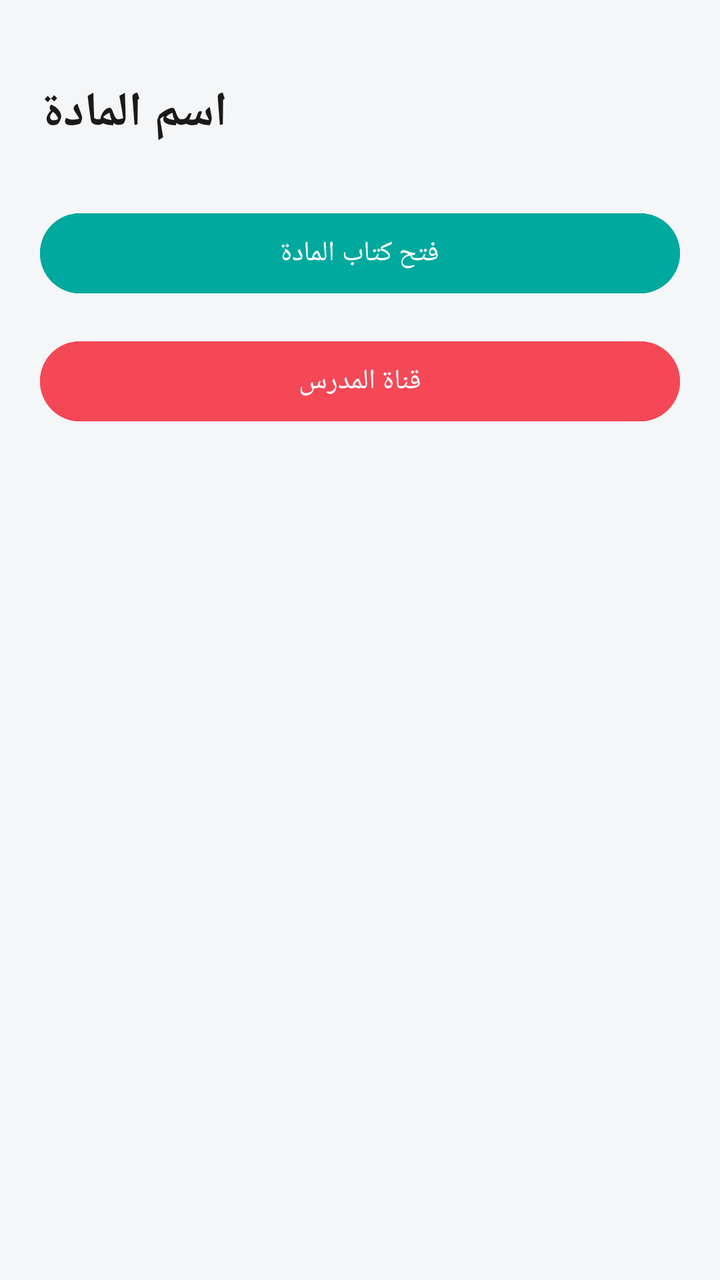
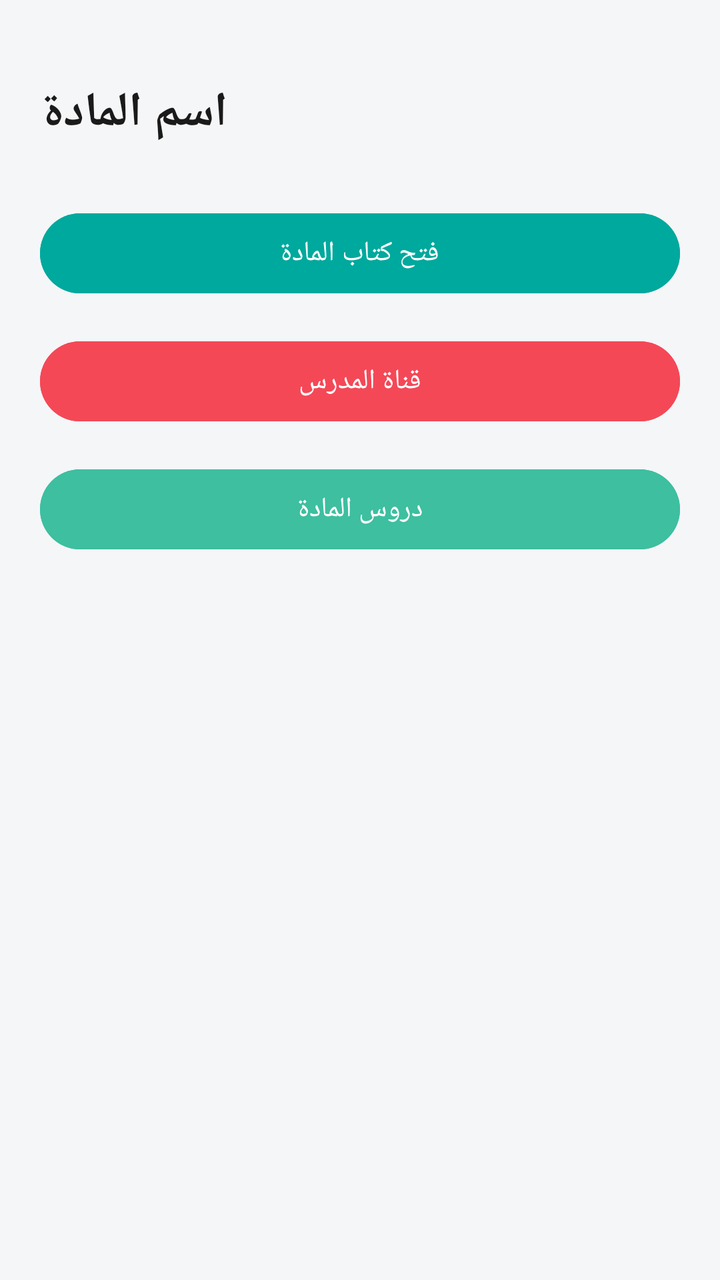

The first picture is an Android layout as it rendered before a commit; the second is the same layout after the commit. The layout source and the unified diff follow.
<!-- AndroidManifest.xml: application theme Theme.1Bac -->
<!-- res/layout/activity_subject_detail.xml -->
<?xml version="1.0" encoding="utf-8"?>
<LinearLayout xmlns:android="http://schemas.android.com/apk/res/android"
    android:layout_width="match_parent"
    android:layout_height="match_parent"
    android:orientation="vertical"
    android:background="@color/bg_gray"
    android:padding="20dp">

    <TextView
        android:id="@+id/detailTitle"
        android:layout_width="wrap_content"
        android:layout_height="wrap_content"
        android:layout_marginTop="20dp"
        android:text="اسم المادة"
        android:textSize="24sp"
        android:textStyle="bold"
        android:textColor="@color/text_dark" />

    <Button
        android:id="@+id/openBookButton"
        android:layout_width="match_parent"
        android:layout_height="wrap_content"
        android:layout_marginTop="30dp"
        android:text="فتح كتاب المادة"
        android:backgroundTint="@color/teal_primary" />

    <Button
        android:id="@+id/openBookButton2"
        android:layout_width="match_parent"
        android:layout_height="wrap_content"
        android:layout_marginTop="16dp"
        android:text="فتح كتاب المادة"
        android:visibility="gone"
        android:backgroundTint="@color/teal_primary" />

    <Button
        android:id="@+id/openBookButton3"
        android:layout_width="match_parent"
        android:layout_height="wrap_content"
        android:layout_marginTop="16dp"
        android:text="فتح كتاب المادة"
        android:visibility="gone"
        android:backgroundTint="@color/teal_primary" />

    <Button
        android:id="@+id/openTeacherButton"
        android:layout_width="match_parent"
        android:layout_height="wrap_content"
        android:layout_marginTop="16dp"
        android:text="قناة المدرس"
        android:backgroundTint="@color/red_accent" />

</LinearLayout>
<!-- resources referenced by this layout -->
<resources>
  <color name="bg_gray">#F5F6F8</color>
  <color name="red_accent">#F44857</color>
  <color name="teal_primary">#00A99D</color>
  <color name="text_dark">#1A1A1A</color>
  <style name="Theme.1Bac" parent="Base.Theme.1Bac" />
  <style name="Base.Theme.1Bac" parent="Theme.Material3.DayNight.NoActionBar">
          
          
      </style>
</resources>

<!-- the commit's change to res/layout/activity_subject_detail.xml (unified diff, before → after) -->
@@ -49,5 +49,12 @@
         android:layout_marginTop="16dp"
         android:text="قناة المدرس"
         android:backgroundTint="@color/red_accent" />
+    <Button
+        android:id="@+id/lessonsButton"
+        android:layout_width="match_parent"
+        android:layout_height="wrap_content"
+        android:layout_marginTop="16dp"
+        android:text="دروس المادة"
+        android:backgroundTint="#3DBFA0" />
 
 </LinearLayout>
